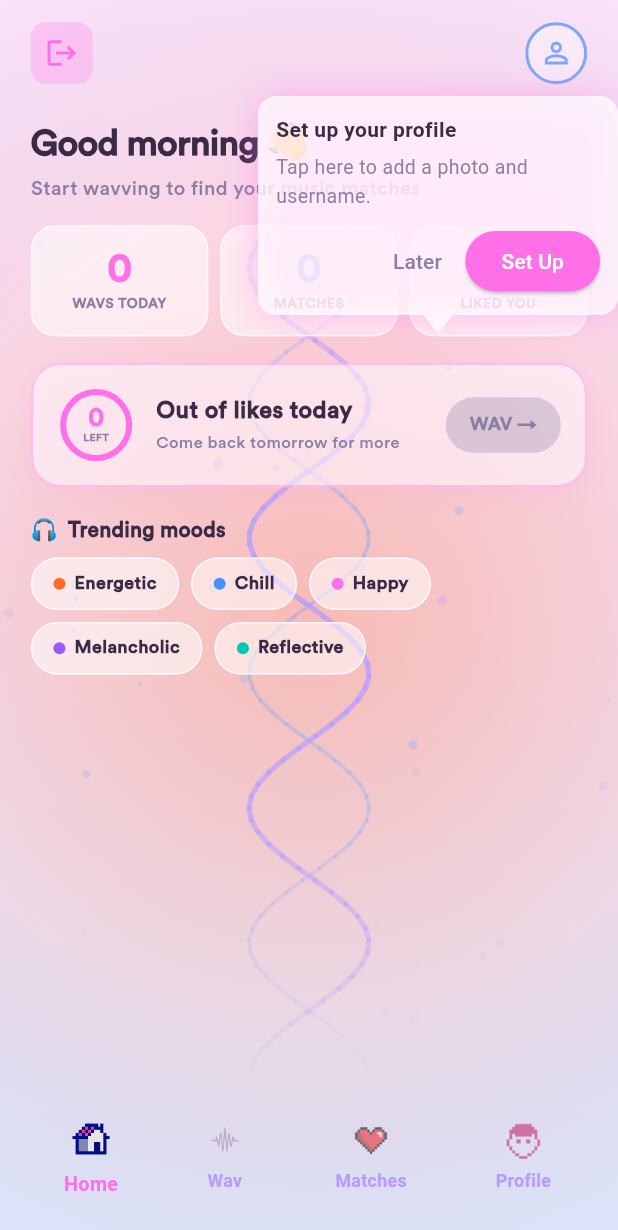
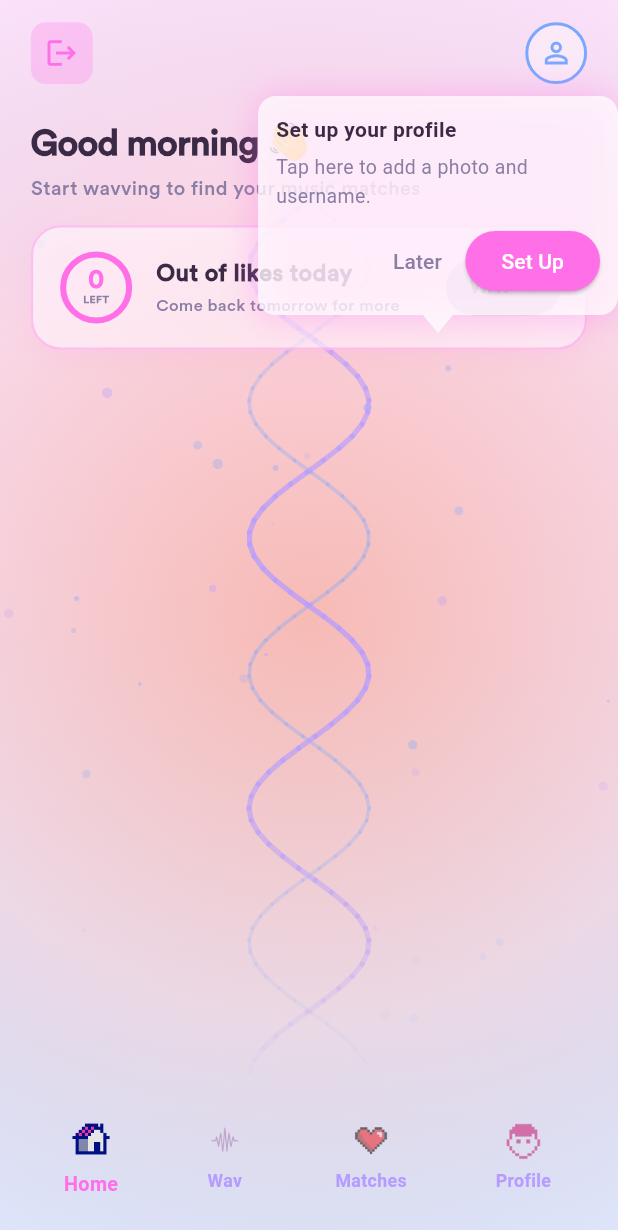
Before and after one commit to Ianblaze/WavApp, a Flutter app: the HomePage screen opened directly, on a phone screen of 412 x 824 dp. Shown: the top 1230 px of the screen. Run offline on Flutter 3.47's test engine with Material 3 defaults, Android fonts, the phone set to English and light mode, and no system bars; our stand-ins replace audioplayers, cloud_firestore, country_code_picker, firebase_auth, firebase_core, firebase_storage and 6 more; accounts and stored records are empty; network calls fail; project files that could hold a hidden picture were left out.

Commit message:
style: remove crowded stat strip and mood chips to make home page minimalistic

```diff
--- a/lib/pages/home_tab.dart
+++ b/lib/pages/home_tab.dart
@@ -332,10 +332,8 @@ class _HomeTabState extends State<HomeTab> with TickerProviderStateMixin {
                             _stagger(_buildHypeBanner(), delay: 0.08),
                             SizedBox(height: vGap),
                           ],
-                          _stagger(_buildStatStrip(sw, likesLeft), delay: 0.12),
-                          SizedBox(height: vGap * 1.2),
-                          _stagger(_buildLikesCTA(likesLeft, sw), delay: 0.18),
-                          SizedBox(height: vGap * 1.2),
+                          _stagger(_buildLikesCTA(likesLeft, sw), delay: 0.12),
+                          SizedBox(height: vGap * 1.5),
                           if (_trendingSongs.isNotEmpty) ...[
                             _stagger(
                               _buildSectionHeader('🎵  Trending right now', 'See all',
@@ -364,12 +362,6 @@ class _HomeTabState extends State<HomeTab> with TickerProviderStateMixin {
                             ),
                             SizedBox(height: vGap * 0.6),
                           ],
-                          _stagger(
-                            _buildSectionHeader('🎧  Trending moods', null, null),
-                            delay: 0.52,
-                          ),
-                          SizedBox(height: vGap * 0.6),
-                          _stagger(_buildMoodChips(sw), delay: 0.56),
                           SizedBox(height: vGap * 2),
                         ]),
                       ),
```
